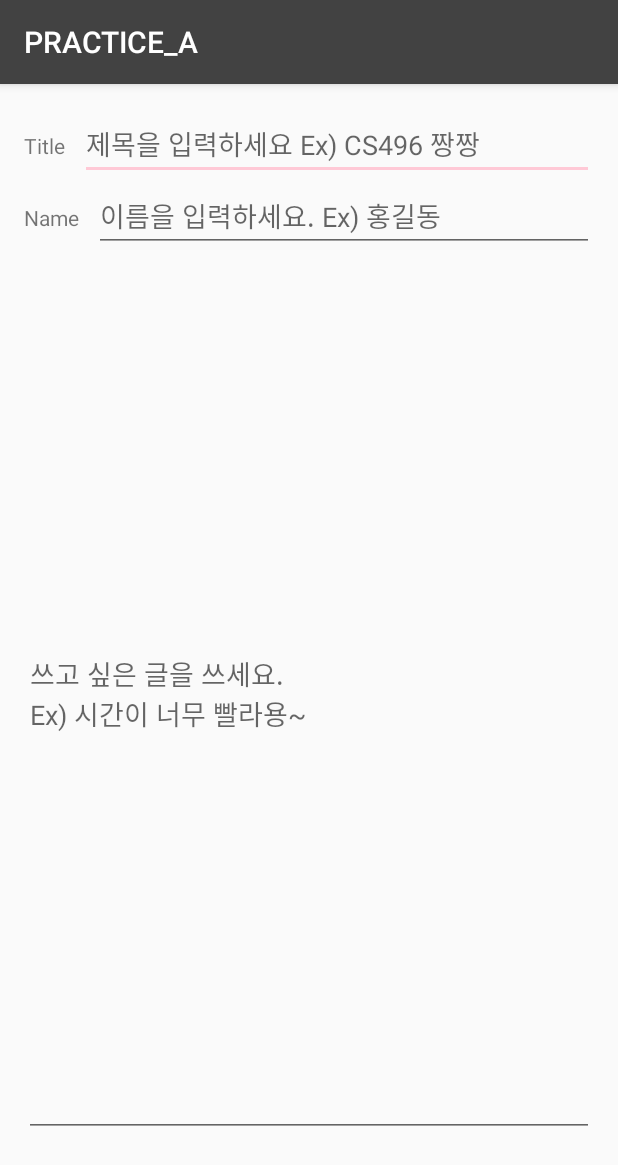
After one commit to eunji6546/CS496_Project2, an Android app: the BulletinWirte screen opened directly, with no data from a screen before it, on a phone screen of 412 x 824 dp. The commit adds this screen. Shown: the top 1165 px of the screen. Run offline under Robolectric (Android 15) with nearby library versions, the phone set to English and light mode, and no system bars.

Commit message:
Add Bulletin

```diff
--- a/app/src/main/AndroidManifest.xml
+++ b/app/src/main/AndroidManifest.xml
@@ -44,7 +44,8 @@
                 <category android:name="android.intent.category.LAUNCHER" />
             </intent-filter>
         </activity>
-        <activity android:name=".ContactDetail"></activity>
+        <activity android:name=".ContactDetail" />
+        <activity android:name=".BulletinWirte"></activity>
     </application>
 
 </manifest>
--- /dev/null
+++ b/app/src/main/java/com/example/q/practice_a/BulletinWirte.java
@@ -0,0 +1,13 @@
+package com.example.q.practice_a;
+
+import android.support.v7.app.AppCompatActivity;
+import android.os.Bundle;
+
+public class BulletinWirte extends AppCompatActivity {
+
+    @Override
+    protected void onCreate(Bundle savedInstanceState) {
+        super.onCreate(savedInstanceState);
+        setContentView(R.layout.activity_bulletin_wirte);
+    }
+}
--- /dev/null
+++ b/app/src/main/res/layout/activity_bulletin_wirte.xml
@@ -0,0 +1,51 @@
+<?xml version="1.0" encoding="utf-8"?>
+<LinearLayout xmlns:android="http://schemas.android.com/apk/res/android"
+    xmlns:tools="http://schemas.android.com/tools"
+    android:layout_width="match_parent"
+    android:layout_height="match_parent"
+    android:orientation="vertical"
+    android:paddingBottom="@dimen/activity_vertical_margin"
+    android:paddingLeft="@dimen/activity_horizontal_margin"
+    android:paddingRight="@dimen/activity_horizontal_margin"
+    android:paddingTop="@dimen/activity_vertical_margin"
+    tools:context="com.example.q.practice_a.BulletinWirte">
+    <LinearLayout
+        android:layout_width="match_parent"
+        android:layout_height="wrap_content">
+
+        <TextView
+            android:layout_width="wrap_content"
+            android:layout_height="wrap_content"
+            android:text="Title"/>
+
+        <EditText
+            android:layout_width="match_parent"
+            android:layout_height="wrap_content"
+            android:layout_marginLeft="10dp"
+            android:hint="@string/title" />
+
+    </LinearLayout>
+    <LinearLayout
+        android:layout_width="match_parent"
+        android:layout_height="wrap_content">
+
+        <TextView
+            android:layout_width="wrap_content"
+            android:layout_height="wrap_content"
+            android:text="Name"/>
+
+        <EditText
+            android:layout_width="match_parent"
+            android:layout_height="wrap_content"
+            android:layout_marginLeft="10dp"
+            android:hint="@string/writer" />
+
+    </LinearLayout>
+
+    <EditText
+        android:layout_width="match_parent"
+        android:layout_height="match_parent"
+        android:layout_marginBottom="50dp"
+        android:hint="@string/text" />
+
+</LinearLayout>
--- a/app/src/main/res/layout/fragment_tab3.xml
+++ b/app/src/main/res/layout/fragment_tab3.xml
@@ -21,6 +21,7 @@
             android:id="@+id/textView" />
 
         <Button
+            android:id = "@+id/writebtn"
             android:layout_width="50sp"
             android:layout_height="30sp"
             android:layout_gravity="right"
--- a/app/src/main/res/values/strings.xml
+++ b/app/src/main/res/values/strings.xml
@@ -3,6 +3,9 @@
     <string name="action_settings">Settings</string>
     <string name="facebook_app_id">PRACTICE_A</string>
     <string name="app_id">1025911370825119</string>
+    <string name="title">제목을 입력하세요 Ex) CS496 짱짱</string>
+    <string name="writer">이름을 입력하세요. Ex) 홍길동 </string>
+    <string name="text">쓰고 싶은 글을 쓰세요. \nEx) 시간이 너무 빨라용~</string>
     <string name="section_format">Hello World from section: %1$d</string>
 
     <!-- TODO: Remove or change this placeholder text -->
```
Also changed, not shown: app/src/main/java/com/example/q/practice_a/Tab3Fragment.java (+16 -48 lines).
